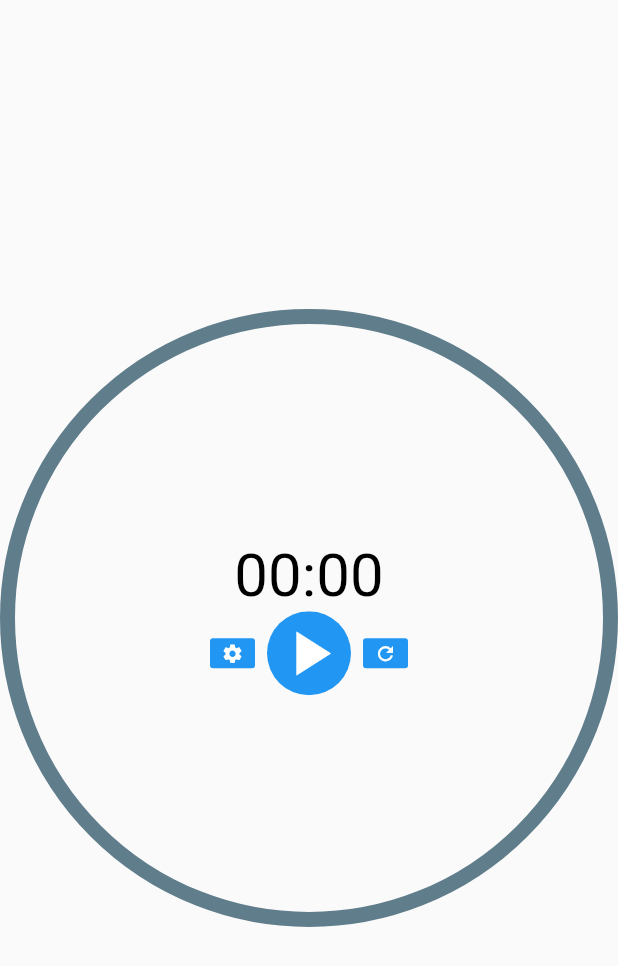
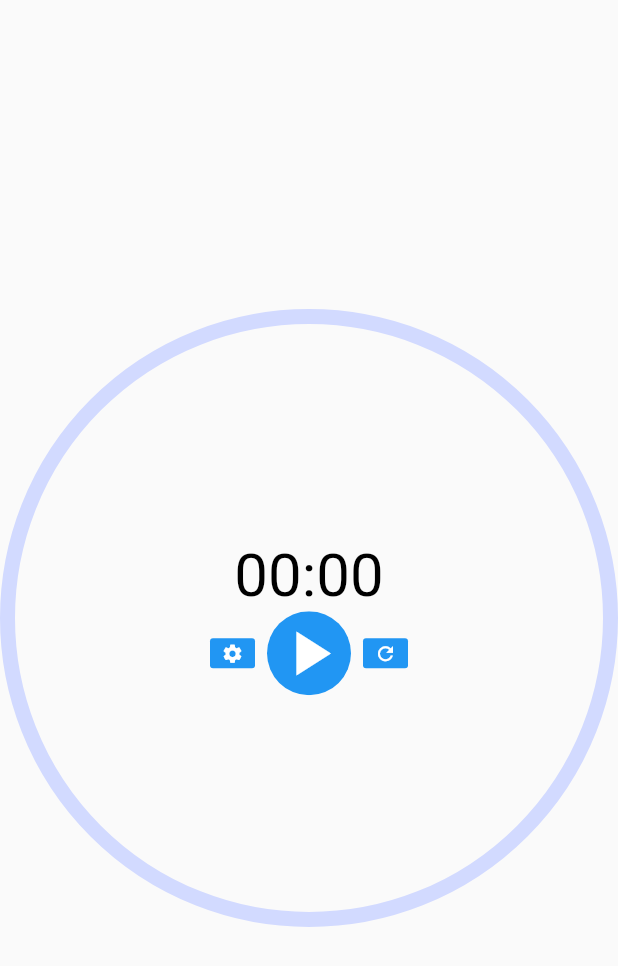
Before and after one commit to dbwpghks56/watchTest, a Flutter app: the MainWatchFace screen opened directly, on a phone screen of 412 x 824 dp. Shown: the top 966 px of the screen. Run offline on Flutter 3.47's test engine with Material 2 defaults, Android fonts, the phone set to English and light mode, and no system bars; our stand-ins replace get, shared_preferences, sprintf; missing offline and left inert: wear; accounts and stored records are empty.

Commit message:
색변경 개발 하지만 어떠한 액션을 취해야 적용됨

```diff
--- /dev/null
+++ b/lib/model/TimerColor.dart
@@ -0,0 +1,21 @@
+import 'dart:ui';
+import 'package:flutter/material.dart';
+import 'package:get/get.dart';
+import 'package:shared_preferences/shared_preferences.dart';
+
+class RxTimerColor {
+  final backTimerColor = 4292008703.obs;
+  final frontTimerColor = 4289835775.obs;
+}
+
+class TimerColor {
+  TimerColor({backTimerColor, frontTimerColor});
+
+  final rx = RxTimerColor();
+
+  get backTimerColor => rx.backTimerColor.value;
+  set backTimerColor(value) => rx.backTimerColor.value = value;
+
+  get frontTimerColor => rx.frontTimerColor.value;
+  set frontTimerColor(value) => rx.frontTimerColor.value = value;
+}
--- a/lib/screens/main_watch_face.dart
+++ b/lib/screens/main_watch_face.dart
@@ -2,6 +2,7 @@ import 'package:flutter/material.dart';
 import 'package:shared_preferences/shared_preferences.dart';
 import 'package:watchtest/enum/TimerType.dart';
 import 'package:watchtest/model/PaintingChange.dart';
+import 'package:watchtest/model/TimerColor.dart';
 import 'package:watchtest/widgets/stack_center_button.dart';
 import 'package:get/get.dart';
 
@@ -9,13 +10,14 @@ import '../widgets/pie_timer_widget.dart';
 
 class MainWatchFace extends StatelessWidget {
   final paintingChange = Get.put(PaintingChange());
+  final timerColor = Get.put(TimerColor());
   MainWatchFace({Key? key}) : super(key: key);
 
   Future<void> getPaintStyle() async {
 
     final SharedPreferences prefs = await SharedPreferences.getInstance();
     String? flag = prefs.getString("paintStyle");
-    print('$flag');
+
     if(flag == "fill") {
       paintingChange.paintingStyle = PaintingStyle.fill;
     } else {
@@ -24,9 +26,16 @@ class MainWatchFace extends StatelessWidget {
 
   }
 
+  Future<void> setTimerColors() async {
+    final SharedPreferences prefs = await SharedPreferences.getInstance();
+    timerColor.backTimerColor = prefs.getInt("backTimerColor") ?? 4292008703;
+    timerColor.frontTimerColor = prefs.getInt("frontTimerColor") ?? 4289835775;
+  }
+
   @override
   Widget build(BuildContext context) {
     getPaintStyle();
+    setTimerColors();
     return Scaffold(
       body: Center(
         child: Stack(
@@ -37,6 +46,8 @@ class MainWatchFace extends StatelessWidget {
                 mediaWidth: MediaQuery.of(context).size.width,
                 paintingStyle: paintingChange.paintingStyle,
                 timerType: TimerType.none,
+                backColor: timerColor.backTimerColor,
+                frontColor: timerColor.frontTimerColor,
               );
             }),
             StackCenterButton(),
--- a/lib/ui/pie_chart.dart
+++ b/lib/ui/pie_chart.dart
@@ -7,12 +7,15 @@ import 'package:watchtest/enum/TimerType.dart';
 import 'package:watchtest/model/TimerModel.dart';
 
 class PieChart extends CustomPainter {
-  PieChart({ required this.timermin, required this.timersec, required this.totaltimer, required this.currenttimer, required this.paintingStyle, required this.timerType});
+  PieChart({ required this.timermin, required this.timersec, required this.totaltimer, required this.currenttimer, required this.paintingStyle, required this.timerType,
+    required this.backTimerColor, required this.frontTimerColor});
   int timermin;
   int timersec;
   int totaltimer;
   int currenttimer;
   PaintingStyle paintingStyle;
+  int backTimerColor;
+  int frontTimerColor;
   TimerType timerType;
 
   double textScaleFactor = 1.0;
@@ -20,13 +23,16 @@ class PieChart extends CustomPainter {
   @override
   void paint(Canvas canvas, Size size) {
     Paint paint = Paint() // 화면에 그릴 때 쓸 Paint를 정의합니다.
-    ..color = Colors.blueGrey
+    ..color = Color(backTimerColor!)
     ..strokeWidth = 10.0 // 선의 길이를 정합니다.
     ..style = paintingStyle // 선의 스타일을 정합니다. stroke면 외곽선만 그리고, fill이면 다 채웁니다.
     ..strokeCap = StrokeCap.round; // stroke의 스타일을 정합니다. round를 고르면 stroke의 끝이 둥글게 됩니다.
 
     double radius = min(size.width / 2 - paint.strokeWidth / 2 , size.height / 2 - paint.strokeWidth/2); // 원의 반지름을 구함. 선의 굵기에 영향을 받지 않게 보정함.
-    if (paintingStyle == PaintingStyle.fill) radius = min(size.width / 2 , size.height / 2);
+    if (paintingStyle == PaintingStyle.fill) {
+      paint.color = Color(frontTimerColor!) ?? Colors.white38;
+      radius = min(size.width / 2, size.height / 2);
+    }
     Offset center = Offset(size.width / 2, size.height/ 2); // 원이 위젯의 가운데에 그려지게 좌표를 정함.
 
     canvas.drawCircle(center, radius, paint); // 원을 그림.
@@ -34,7 +40,7 @@ class PieChart extends CustomPainter {
     double arcAngle = -(2 * pi * (((currenttimer / totaltimer - currenttimer) * 100) / 100)); // 호(arc)의 각도를 정함. 정해진 각도만큼만 그리도록 함.
     if(paintingStyle == PaintingStyle.stroke) {
       arcAngle = (2 * pi * (((currenttimer / totaltimer - currenttimer)) / (totaltimer-1)));
-      paint.color = Colors.white38; // 호를 그릴 때는 색을 바꿔줌.
+      paint.color = Color(frontTimerColor!) ?? Colors.white38; // 호를 그릴 때는 색을 바꿔줌.
       canvas.drawArc(Rect.fromCircle(center: center, radius: radius), -pi / 2, arcAngle, false, paint); // 호(arc)를 그림.
     } else {
       Path p = Path()
@@ -44,7 +50,7 @@ class PieChart extends CustomPainter {
             false)
         ..close();
       Paint paint2 = Paint()
-        ..color = Colors.white38;
+        ..color = Color(backTimerColor!) ?? Colors.blueGrey;
       canvas.drawPath(p, paint2);
     }
 
--- a/lib/widgets/pie_timer_widget.dart
+++ b/lib/widgets/pie_timer_widget.dart
@@ -1,17 +1,23 @@
 import 'package:flutter/cupertino.dart';
 import 'package:flutter/material.dart';
 import 'package:get/get.dart';
+import 'package:shared_preferences/shared_preferences.dart';
 import 'package:watchtest/enum/TimerType.dart';
+import 'package:watchtest/model/TimerColor.dart';
 import 'package:watchtest/model/TimerModel.dart';
 import '../ui/pie_chart.dart';
 
 class PieTimerWidget extends StatelessWidget {
-  PieTimerWidget({required this.mediaWidth, required this.mediaHeight, required this.paintingStyle, required this.timerType});
+  PieTimerWidget({required this.mediaWidth, required this.mediaHeight, required this.paintingStyle, required this.timerType, this.backColor, this.frontColor});
   final timerModel = Get.put(TimerModel());
+  final timerColor = Get.put(TimerColor());
   final double mediaWidth;
   final double mediaHeight;
+  final int? backColor;
+  final int? frontColor;
   final PaintingStyle paintingStyle;
   final TimerType timerType;
+
 
   @override
   Widget build(BuildContext context) {
@@ -20,19 +26,25 @@ class PieTimerWidget extends StatelessWidget {
         child: Center(
           child: Column(
             children: <Widget>[
+              Container(
+                  child:
                   Obx(() {
-                return Container(
-                  child: CustomPaint( // CustomPaint를 그리고 이 안에 차트를 그려줍니다..
+                    return CustomPaint( // CustomPaint를 그리고 이 안에 차트를 그려줍니다..
                       size: Size(mediaWidth, mediaHeight), // CustomPaint의 크기는 가로 세로 150, 150으로 합니다.
-                  painter: PieChart(timermin: timerModel.timerMin,
+                      painter:
+                      PieChart(
+                          timermin: timerModel.timerMin,
                           timersec: timerModel.timerSec,
                           totaltimer: timerModel.totalTimer,
                           currenttimer: timerModel.currentTimer,
                           paintingStyle: paintingStyle,
                           timerType: timerType,
+                          backTimerColor: backColor!,
+                          frontTimerColor: frontColor!
                       ),
-                  ));
-              }),
+                    );
+                  })
+              )
             ],
           ),
         ),
--- a/lib/widgets/stack_center_button.dart
+++ b/lib/widgets/stack_center_button.dart
@@ -4,6 +4,7 @@ import 'package:flutter/material.dart';
 import 'package:get/get.dart';
 import 'package:sprintf/sprintf.dart';
 import 'package:watchtest/model/PaintingChange.dart';
+import 'package:watchtest/model/TimerColor.dart';
 import 'package:watchtest/model/TimerModel.dart';
 import 'package:watchtest/screens/set_timer_screen.dart';
 import 'package:watchtest/ui/sized_button.dart';
```
Also changed, not shown: lib/main.dart (+25 -4 lines), lib/screens/set_timer_screen.dart (+47 -17 lines), pubspec.lock, 1 other file. Lines whose indentation alone changed are shown as unchanged.
